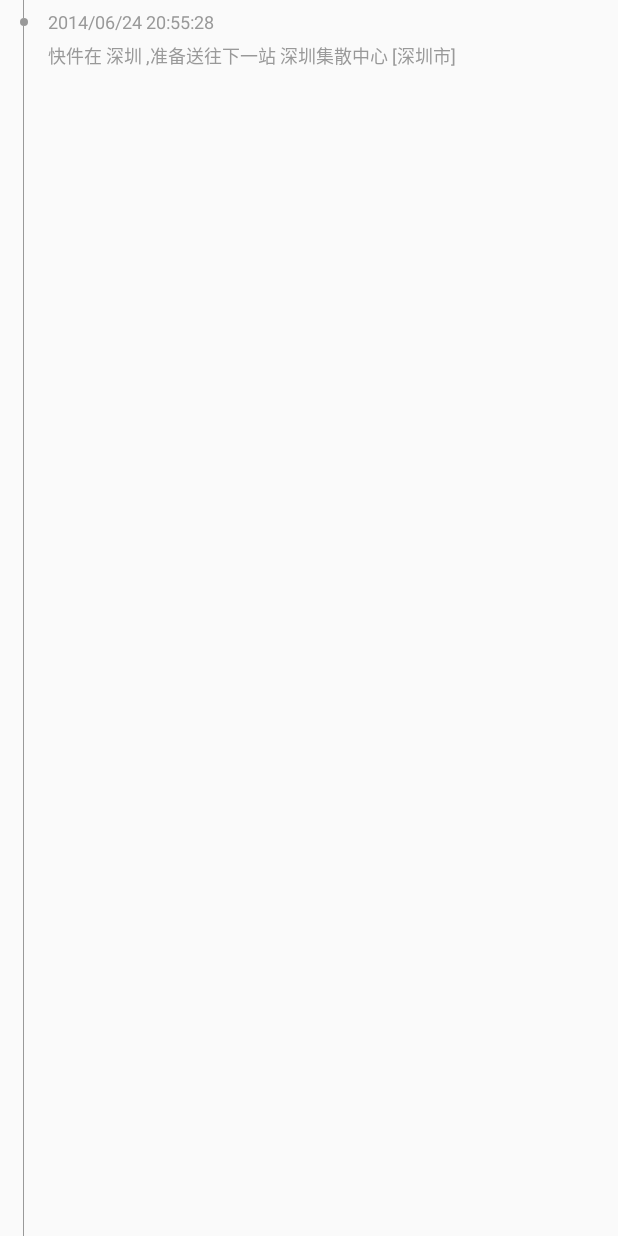
After one commit to OoooK12138/campusSnap, an Android app: the layout item_trace.xml on its own in the app's theme, with its tools: preview values and no code run, on a phone screen of 412 x 824 dp. The commit adds this screen. Run offline under Robolectric (Android 15) with nearby library versions, the phone set to English and light mode, and no system bars; network calls fail.

Commit message:
修复部分bug

```diff
--- a/app/src/main/java/com/example/campussnap/common/Result.java
+++ b/app/src/main/java/com/example/campussnap/common/Result.java
@@ -14,7 +14,7 @@ public class Result {
     private Object data; //返回数据
 
     public boolean isSuccess(){
-        if (message.equals("SUCCESS")){
+        if (code==200){
             return true;
         }
         return false;
--- /dev/null
+++ b/app/src/main/res/drawable/timelline_dot_normal.xml
@@ -0,0 +1,9 @@
+<?xml version="1.0" encoding="utf-8"?>
+<shape xmlns:android="http://schemas.android.com/apk/res/android"
+    android:shape="oval">
+
+    <size
+        android:width="10dp"
+        android:height="10dp" />
+    <solid android:color="#999999" />
+</shape>
--- a/app/src/main/res/layout/activity_progress.xml
+++ b/app/src/main/res/layout/activity_progress.xml
@@ -6,7 +6,6 @@
     <TextView
         android:layout_width="match_parent"
         android:layout_height="45dp"
-        android:text="鍘嗗彶璁板綍"
         android:textSize="18sp"
         android:textColor="#FFFFFF"
         android:background="#035FFF"
--- a/app/src/main/res/layout/fragment_home.xml
+++ b/app/src/main/res/layout/fragment_home.xml
@@ -3,7 +3,7 @@
 
 <RelativeLayout xmlns:android="http://schemas.android.com/apk/res/android"
     android:layout_width="match_parent"
-    android:layout_height="match_parent"
+    android:layout_height="match_parent">
     android:background="@drawable/feedback_background">
 
     <ImageView
--- /dev/null
+++ b/app/src/main/res/layout/item_trace.xml
@@ -0,0 +1,64 @@
+<?xml version="1.0" encoding="utf-8"?>
+<LinearLayout xmlns:android="http://schemas.android.com/apk/res/android"
+    android:layout_width="match_parent"
+    android:layout_height="wrap_content"
+    android:gravity="center"
+    android:orientation="horizontal">
+
+    <RelativeLayout
+        android:id="@+id/rlTimeline"
+        android:layout_width="32dp"
+        android:layout_height="match_parent">
+
+        <TextView
+            android:id="@+id/tvTopLine"
+            android:layout_width="0.5dp"
+            android:layout_height="12dp"
+            android:layout_centerHorizontal="true"
+            android:background="#999" />
+
+        <TextView
+            android:id="@+id/tvDot"
+            android:layout_width="5dp"
+            android:layout_height="5dp"
+            android:layout_below="@id/tvTopLine"
+            android:layout_centerHorizontal="true"
+            android:background="@drawable/timelline_dot_normal" />
+
+        <TextView
+            android:layout_width="0.5dp"
+            android:layout_height="match_parent"
+            android:layout_below="@id/tvDot"
+            android:layout_centerHorizontal="true"
+            android:background="#999" />
+    </RelativeLayout>
+
+    <RelativeLayout
+        android:id="@+id/rlCenter"
+        android:layout_width="match_parent"
+        android:layout_height="match_parent"
+        android:paddingBottom="6dp"
+        android:paddingRight="10dp"
+        android:paddingTop="6dp">
+
+        <TextView
+            android:id="@+id/tvAcceptTime"
+            android:layout_width="wrap_content"
+            android:layout_height="wrap_content"
+            android:text="2014/06/24 20:55:28"
+            android:textColor="#999"
+            android:textSize="12sp" />
+
+        <TextView
+            android:id="@+id/tvAcceptStation"
+            android:layout_width="wrap_content"
+            android:layout_height="wrap_content"
+            android:layout_below="@id/tvAcceptTime"
+            android:layout_marginTop="5dp"
+            android:text="快件在 深圳 ,准备送往下一站 深圳集散中心 [深圳市]"
+            android:textColor="#999"
+            android:textSize="12sp" />
+
+
+    </RelativeLayout>
+</LinearLayout>
```
Also changed, not shown: app/src/main/AndroidManifest.xml (+11 -3 lines), app/src/main/java/com/example/campussnap/LoginActivity.java (+6 -2 lines), app/src/main/java/com/example/campussnap/ProgressActivity.java (+85 -2 lines), app/src/main/java/com/example/campussnap/bean/FeedBackBean.java (added, +18 -0 lines), app/src/main/java/com/example/campussnap/fragment/CameraFragment.java (+9 -0 lines), app/src/main/java/com/example/campussnap/fragment/NewsFragment.java (+1 -26 lines), app/src/main/java/com/example/campussnap/utils/HttpUtils.java (+2 -5 lines).
